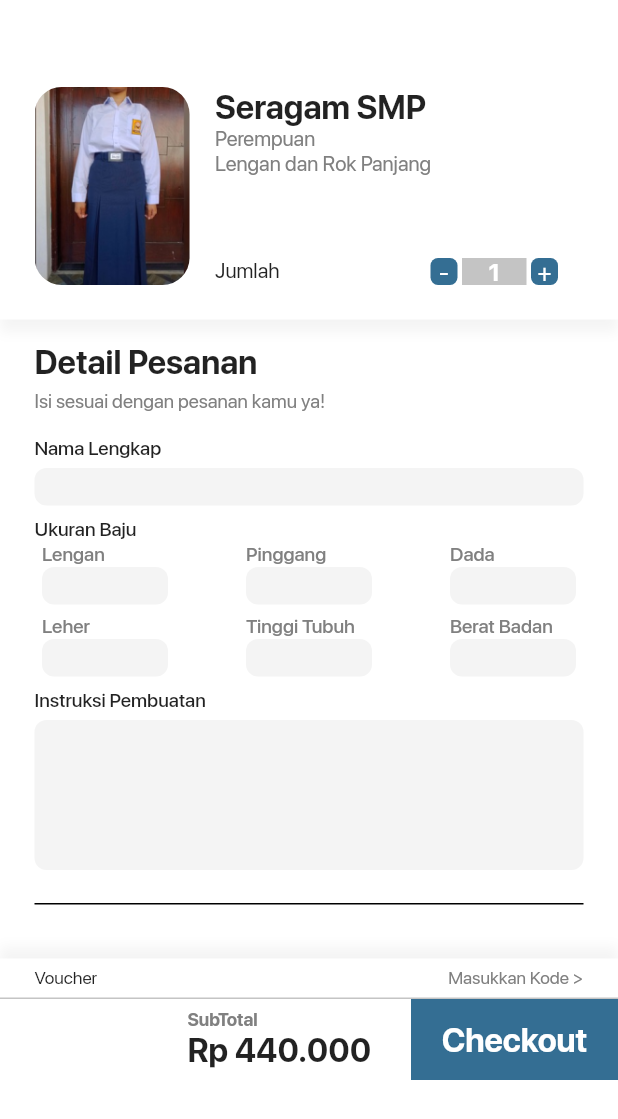
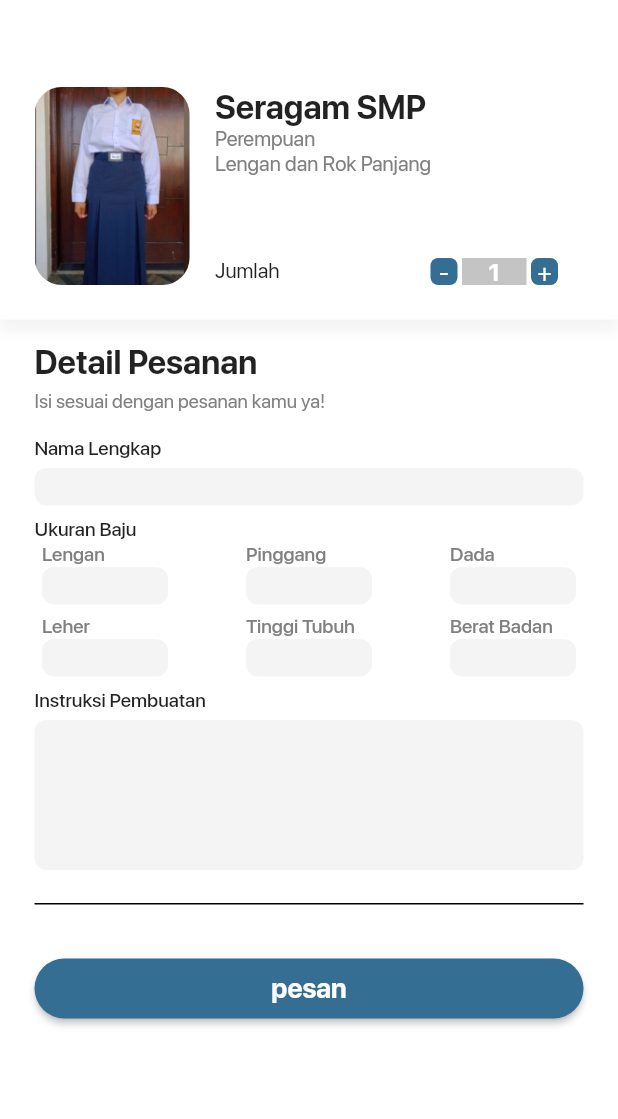
Before and after one commit to KeerjainSH/Crowns-mobile, a Flutter app: the DetilPesananPage screen opened by its route, on a phone screen of 412 x 824 dp. Shown: the top 1119 px of the screen. Run offline on Flutter 3.47's test engine with Material 2 defaults, Android fonts, the phone set to English and light mode, and no system bars; project files that could hold a hidden picture were left out.

Commit message:
feat: replace checkout-voucher with just button in detail pesanan

```diff
--- a/crowns/lib/screens/catalog.dart
+++ b/crowns/lib/screens/catalog.dart
@@ -18,6 +18,8 @@ class CataloPage extends StatelessWidget {
             SizedBox(height: 41),
             AppHeader(),
             SizedBox(height: 36),
+
+            /// Show image progress bar
             Container(
               padding: EdgeInsets.only(left: 32),
               width: 221,
--- a/crowns/lib/screens/detil_pesanan.dart
+++ b/crowns/lib/screens/detil_pesanan.dart
@@ -22,7 +22,7 @@ class _DetilPesananPageState extends State<DetilPesananPage> {
         physics: ScrollPhysics(),
         child: Column(
           children: [
-            // Header that show the product and amount
+            /// Header that show the product and amount
             Container(
               decoration: BoxDecoration(
                 color: ColorConstants.backgroundColor,
@@ -46,6 +46,7 @@ class _DetilPesananPageState extends State<DetilPesananPage> {
               child: Row(
                 mainAxisAlignment: MainAxisAlignment.start,
                 children: [
+                  /// Show picture of product
                   ClipRRect(
                     borderRadius: BorderRadius.circular(18.0),
                     child: Image.asset(
@@ -57,6 +58,7 @@ class _DetilPesananPageState extends State<DetilPesananPage> {
                     child: Column(
                       mainAxisAlignment: MainAxisAlignment.spaceBetween,
                       children: [
+                        /// Show the information of produc
                         Container(
                           child: Column(
                             children: [
@@ -94,6 +96,8 @@ class _DetilPesananPageState extends State<DetilPesananPage> {
                             ],
                           ),
                         ),
+
+                        /// Show order quantity and widget to increase/decrease quantity
                         Row(
                           mainAxisAlignment: MainAxisAlignment.spaceBetween,
                           children: [
@@ -182,6 +186,8 @@ class _DetilPesananPageState extends State<DetilPesananPage> {
               ),
             ),
             SizedBox(height: 15),
+
+            /// Title and form input detail pesanan
             Container(
               padding: EdgeInsets.only(left: 23, right: 23),
               child: Column(
@@ -208,6 +214,8 @@ class _DetilPesananPageState extends State<DetilPesananPage> {
                     ),
                   ),
                   SizedBox(height: 15),
+
+                  /// Form input detail pesanan
                   MediaQuery.removePadding(
                     context: context,
                     removeTop: true,
@@ -224,108 +232,35 @@ class _DetilPesananPageState extends State<DetilPesananPage> {
               ),
             ),
             SizedBox(height: 25),
-            // Bottom widget to checkout and input code voucher
-            Container(
-              decoration: BoxDecoration(
-                color: ColorConstants.backgroundColor,
-                boxShadow: [
-                  BoxShadow(
-                    color: ColorConstants.grey,
-                    blurRadius: 6,
-                    offset: Offset(0, -8),
-                    spreadRadius: 0,
-                  ),
-                ],
-              ),
-              height: 85,
-              width: double.infinity,
-              child: Column(
-                children: [
+
+            /// Button for submit the order
             Container(
               padding: EdgeInsets.symmetric(horizontal: 23),
-                    height: 26,
-                    child: Row(
-                      mainAxisAlignment: MainAxisAlignment.spaceBetween,
-                      children: [
-                        Text(
-                          'Voucher',
-                          style: TextStyle(
-                            fontSize: 12,
+              child: ConstrainedBox(
+                constraints: BoxConstraints.tightFor(
+                  width: double.infinity,
+                  height: 40,
+                ),
+                child: ElevatedButton(
+                  style: ElevatedButton.styleFrom(
+                    textStyle: TextStyle(fontFamily: 'SFProDisplay'),
+                    primary: ColorConstants.primaryColor,
+                    shape: RoundedRectangleBorder(
+                      borderRadius: BorderRadius.circular(180.0),
                     ),
                   ),
-                        InkWell(
-                          onTap: () {},
+                  onPressed: () {},
                   child: Text(
-                            'Masukkan Kode >',
+                    'pesan',
                     style: TextStyle(
-                              color: ColorConstants.darkGrey,
-                              fontSize: 12,
-                            ),
-                          ),
-                        ),
-                      ],
-                    ),
-                  ),
-                  Container(
-                    color: ColorConstants.middleGrey,
-                    height: 1,
-                    width: double.infinity,
-                  ),
-                  Row(
-                    mainAxisAlignment: MainAxisAlignment.end,
-                    children: [
-                      Container(
-                        width: 140,
-                        child: Column(
-                          children: [
-                            Align(
-                              alignment: Alignment.centerLeft,
-                              child: Text(
-                                'SubTotal',
-                                style: TextStyle(
-                                  color: ColorConstants.darkGrey,
-                                  fontSize: 12,
-                                  fontWeight: FontWeight.w700,
-                                ),
-                              ),
-                            ),
-                            Align(
-                              alignment: Alignment.centerLeft,
-                              child: Text(
-                                'Rp 440.000',
-                                style: TextStyle(
-                                  fontSize: 22,
-                                  fontWeight: FontWeight.w700,
-                                ),
-                              ),
-                            ),
-                          ],
-                        ),
-                      ),
-                      SizedBox(width: 9),
-                      InkWell(
-                        onTap: () {},
-                        child: Container(
-                          height: 54,
-                          width: 138,
-                          color: ColorConstants.primaryColor,
-                          child: Center(
-                            child: Text(
-                              'Checkout',
-                              style: TextStyle(
-                                color: Colors.white,
-                                fontSize: 22,
+                      fontSize: 18,
                       fontWeight: FontWeight.w700,
                     ),
                   ),
                 ),
               ),
-                      )
-                    ],
-                  )
-                ],
             ),
-            ),
+            SizedBox(height: 100),
           ],
         ),
       ),
```
Lines whose indentation alone changed are shown as unchanged.
